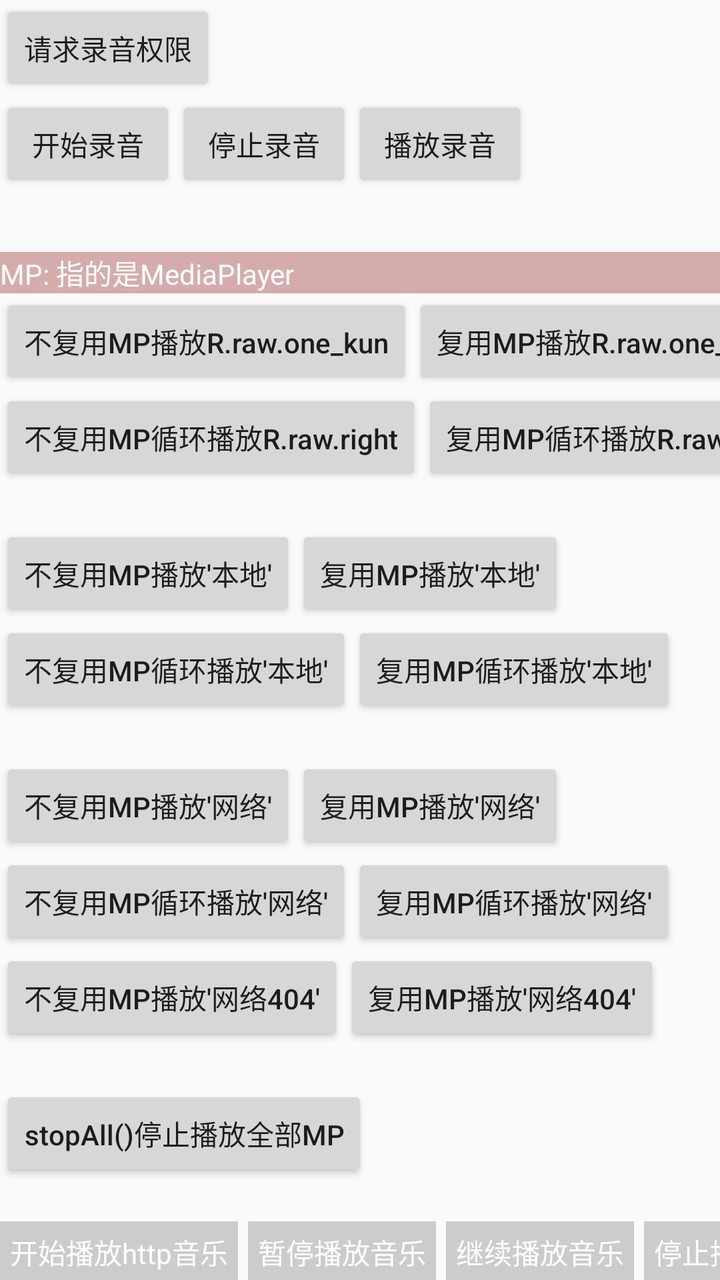
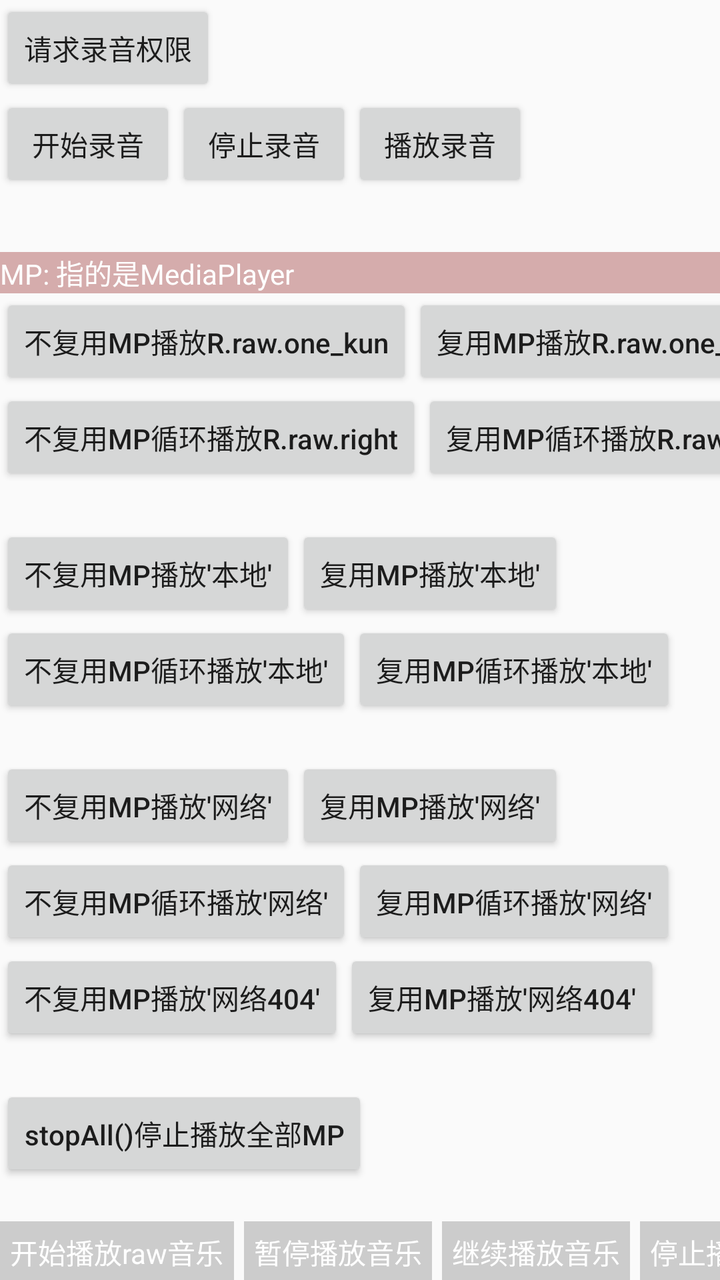

An Android layout rendered at two revisions. The XML below is the earlier revision; the diff shows what the commit changed to produce the second picture.
<!-- AndroidManifest.xml: application theme AppTheme -->
<!-- res/layout/activity_audio_media.xml -->
<?xml version="1.0" encoding="utf-8"?>
<androidx.core.widget.NestedScrollView xmlns:android="http://schemas.android.com/apk/res/android"
    xmlns:app="http://schemas.android.com/apk/res-auto"
    xmlns:tools="http://schemas.android.com/tools"
    android:layout_width="match_parent"
    android:layout_height="match_parent"
    tools:context=".activity.AudioMediaActivity">

    <androidx.constraintlayout.widget.ConstraintLayout
        android:layout_width="match_parent"
        android:layout_height="match_parent">

        <Button
            android:id="@+id/btn_permission"
            android:layout_width="wrap_content"
            android:layout_height="wrap_content"
            android:onClick="onViewClicked"
            android:text="请求录音权限"
            android:transitionName="btnTest"
            app:layout_constraintStart_toStartOf="parent"
            app:layout_constraintTop_toTopOf="parent" />

        <Button
            android:id="@+id/btn_start_record"
            android:layout_width="wrap_content"
            android:layout_height="wrap_content"
            android:onClick="onViewClicked"
            android:text="开始录音"
            app:layout_constraintStart_toStartOf="parent"
            app:layout_constraintTop_toBottomOf="@id/btn_permission" />

        <Button
            android:id="@+id/btn_stop_record"
            android:layout_width="wrap_content"
            android:layout_height="wrap_content"
            android:onClick="onViewClicked"
            android:text="停止录音"
            app:layout_constraintStart_toEndOf="@id/btn_start_record"
            app:layout_constraintTop_toTopOf="@id/btn_start_record" />

        <Button
            android:id="@+id/btn_play_record"
            android:layout_width="wrap_content"
            android:layout_height="wrap_content"
            android:onClick="onViewClicked"
            android:text="播放录音"
            app:layout_constraintStart_toEndOf="@id/btn_stop_record"
            app:layout_constraintTop_toTopOf="@id/btn_start_record" />


        <androidx.appcompat.widget.AppCompatTextView
            android:id="@+id/tv0"
            android:layout_width="match_parent"
            android:layout_height="wrap_content"
            android:layout_marginTop="30dp"
            android:background="@color/red_trans_CC99"
            android:text="MP: 指的是MediaPlayer"
            android:textColor="@color/white"
            app:layout_constraintTop_toBottomOf="@id/btn_play_record" />

        <Button
            android:id="@+id/btn_start_play_raw0"
            android:layout_width="wrap_content"
            android:layout_height="wrap_content"
            android:onClick="onViewClicked"
            android:text="不复用MP播放R.raw.one_kun"
            app:layout_constraintStart_toStartOf="parent"
            app:layout_constraintTop_toBottomOf="@id/tv0" />

        <Button
            android:id="@+id/btn_start_play_raw1"
            android:layout_width="wrap_content"
            android:layout_height="wrap_content"
            android:onClick="onViewClicked"
            android:text="复用MP播放R.raw.one_kun"
            app:layout_constraintStart_toEndOf="@id/btn_start_play_raw0"
            app:layout_constraintTop_toTopOf="@id/btn_start_play_raw0" />

        <Button
            android:id="@+id/btn_start_play_raw2"
            android:layout_width="wrap_content"
            android:layout_height="wrap_content"
            android:onClick="onViewClicked"
            android:text="不复用MP循环播放R.raw.right"
            app:layout_constraintStart_toStartOf="parent"
            app:layout_constraintTop_toBottomOf="@id/btn_start_play_raw0" />

        <Button
            android:id="@+id/btn_start_play_raw3"
            android:layout_width="wrap_content"
            android:layout_height="wrap_content"
            android:onClick="onViewClicked"
            android:text="复用MP循环播放R.raw.right"
            app:layout_constraintStart_toEndOf="@id/btn_start_play_raw2"
            app:layout_constraintTop_toTopOf="@id/btn_start_play_raw2" />

        <Button
            android:id="@+id/btn_start_play_local0"
            android:layout_width="wrap_content"
            android:layout_height="wrap_content"
            android:layout_marginTop="20dp"
            android:onClick="onViewClicked"
            android:text="不复用MP播放'本地'"
            app:layout_constraintStart_toStartOf="parent"
            app:layout_constraintTop_toBottomOf="@id/btn_start_play_raw2" />

        <Button
            android:id="@+id/btn_start_play_local1"
            android:layout_width="wrap_content"
            android:layout_height="wrap_content"
            android:onClick="onViewClicked"
            android:text="复用MP播放'本地'"
            app:layout_constraintStart_toEndOf="@id/btn_start_play_local0"
            app:layout_constraintTop_toTopOf="@id/btn_start_play_local0" />

        <Button
            android:id="@+id/btn_start_play_local2"
            android:layout_width="wrap_content"
            android:layout_height="wrap_content"
            android:onClick="onViewClicked"
            android:text="不复用MP循环播放'本地'"
            app:layout_constraintStart_toStartOf="parent"
            app:layout_constraintTop_toBottomOf="@id/btn_start_play_local0" />

        <Button
            android:id="@+id/btn_start_play_local3"
            android:layout_width="wrap_content"
            android:layout_height="wrap_content"
            android:onClick="onViewClicked"
            android:text="复用MP循环播放'本地'"
            app:layout_constraintStart_toEndOf="@id/btn_start_play_local2"
            app:layout_constraintTop_toTopOf="@id/btn_start_play_local2" />

        <Button
            android:id="@+id/btn_start_play_net0"
            android:layout_width="wrap_content"
            android:layout_height="wrap_content"
            android:layout_marginTop="20dp"
            android:onClick="onViewClicked"
            android:text="不复用MP播放'网络'"
            app:layout_constraintStart_toStartOf="parent"
            app:layout_constraintTop_toBottomOf="@id/btn_start_play_local2" />

        <Button
            android:id="@+id/btn_start_play_net1"
            android:layout_width="wrap_content"
            android:layout_height="wrap_content"
            android:onClick="onViewClicked"
            android:text="复用MP播放'网络'"
            app:layout_constraintStart_toEndOf="@id/btn_start_play_net0"
            app:layout_constraintTop_toTopOf="@id/btn_start_play_net0" />

        <Button
            android:id="@+id/btn_start_play_net2"
            android:layout_width="wrap_content"
            android:layout_height="wrap_content"
            android:onClick="onViewClicked"
            android:text="不复用MP循环播放'网络'"
            app:layout_constraintStart_toStartOf="parent"
            app:layout_constraintTop_toBottomOf="@id/btn_start_play_net0" />

        <Button
            android:id="@+id/btn_start_play_net3"
            android:layout_width="wrap_content"
            android:layout_height="wrap_content"
            android:onClick="onViewClicked"
            android:text="复用MP循环播放'网络'"
            app:layout_constraintStart_toEndOf="@id/btn_start_play_net2"
            app:layout_constraintTop_toTopOf="@id/btn_start_play_net2" />

        <Button
            android:id="@+id/btn_start_play_net_404_0"
            android:layout_width="wrap_content"
            android:layout_height="wrap_content"
            android:onClick="onViewClicked"
            android:text="不复用MP播放'网络404'"
            app:layout_constraintStart_toStartOf="parent"
            app:layout_constraintTop_toBottomOf="@id/btn_start_play_net2" />

        <Button
            android:id="@+id/btn_start_play_net_404_1"
            android:layout_width="wrap_content"
            android:layout_height="wrap_content"
            android:onClick="onViewClicked"
            android:text="复用MP播放'网络404'"
            app:layout_constraintStart_toEndOf="@id/btn_start_play_net_404_0"
            app:layout_constraintTop_toTopOf="@id/btn_start_play_net_404_0" />

        <Button
            android:id="@+id/btn_release_all"
            android:layout_width="wrap_content"
            android:layout_height="wrap_content"
            android:layout_marginTop="20dp"
            android:onClick="onViewClicked"
            android:text="stopAll()停止播放全部MP"
            app:layout_constraintStart_toStartOf="parent"
            app:layout_constraintTop_toBottomOf="@id/btn_start_play_net_404_0" />


        <androidx.appcompat.widget.AppCompatTextView
            android:id="@+id/btn_start_play"
            android:layout_width="wrap_content"
            android:layout_height="wrap_content"
            android:layout_marginTop="20dp"
            android:background="@color/grey_CCC"
            android:gravity="center"
            android:onClick="onViewClicked"
            android:padding="5dp"
            android:text="开始播放http音乐"
            android:textColor="@color/white"
            app:layout_constraintStart_toStartOf="parent"
            app:layout_constraintTop_toBottomOf="@id/btn_release_all" />

        <androidx.appcompat.widget.AppCompatTextView
            android:id="@+id/btn_pause_play"
            android:layout_width="wrap_content"
            android:layout_height="wrap_content"
            android:layout_marginStart="5dp"
            android:background="@color/grey_CCC"
            android:gravity="center"
            android:onClick="onViewClicked"
            android:padding="5dp"
            android:text="暂停播放音乐"
            android:textColor="@color/white"
            app:layout_constraintStart_toEndOf="@id/btn_start_play"
            app:layout_constraintTop_toTopOf="@id/btn_start_play" />

        <androidx.appcompat.widget.AppCompatTextView
            android:id="@+id/btn_continue_play"
            android:layout_width="wrap_content"
            android:layout_height="wrap_content"
            android:layout_marginStart="5dp"
            android:background="@color/grey_CCC"
            android:gravity="center"
            android:onClick="onViewClicked"
            android:padding="5dp"
            android:text="继续播放音乐"
            android:textColor="@color/white"
            app:layout_constraintStart_toEndOf="@id/btn_pause_play"
            app:layout_constraintTop_toTopOf="@id/btn_start_play" />

        <androidx.appcompat.widget.AppCompatTextView
            android:id="@+id/btn_stop_play"
            android:layout_width="wrap_content"
            android:layout_height="wrap_content"
            android:layout_marginStart="5dp"
            android:background="@color/grey_CCC"
            android:gravity="center"
            android:onClick="onViewClicked"
            android:padding="5dp"
            android:text="停止播放音乐"
            android:textColor="@color/white"
            app:layout_constraintStart_toEndOf="@id/btn_continue_play"
            app:layout_constraintTop_toTopOf="@id/btn_start_play" />

        <androidx.appcompat.widget.AppCompatTextView
            android:id="@+id/tv2"
            android:layout_width="wrap_content"
            android:layout_height="wrap_content"
            android:padding="5dp"
            android:text="播放速度系数:"
            app:layout_constraintStart_toStartOf="parent"
            app:layout_constraintTop_toBottomOf="@id/btn_start_play" />

        <androidx.appcompat.widget.AppCompatSeekBar
            android:id="@+id/seek_bar_speed"
            android:layout_width="0dp"
            android:layout_height="wrap_content"
            android:max="6491"
            android:min="10"
            android:progress="1000"
            app:layout_constraintBottom_toBottomOf="@id/tv2"
            app:layout_constraintEnd_toEndOf="parent"
            app:layout_constraintStart_toEndOf="@id/tv2"
            app:layout_constraintTop_toTopOf="@id/tv2" />

        <androidx.appcompat.widget.AppCompatEditText
            android:id="@+id/et_content"
            android:layout_width="match_parent"
            android:layout_height="wrap_content"
            android:layout_marginTop="15dp"
            android:hint="请输入要读取的内容"
            android:text="I have an eraser.\n我有块橡皮。"
            app:layout_constraintTop_toBottomOf="@id/tv2" />

        <Button
            android:id="@+id/btn_tts_play"
            android:layout_width="wrap_content"
            android:layout_height="wrap_content"
            android:onClick="onViewClicked"
            android:text="系统Tts播放输入的内容"
            app:layout_constraintStart_toStartOf="parent"
            app:layout_constraintTop_toBottomOf="@id/et_content" />

        <Button
            android:id="@+id/btn_tts_stop"
            android:layout_width="wrap_content"
            android:layout_height="wrap_content"
            android:onClick="onViewClicked"
            android:text="停止Tts"
            app:layout_constraintStart_toEndOf="@id/btn_tts_play"
            app:layout_constraintTop_toTopOf="@id/btn_tts_play" />
    </androidx.constraintlayout.widget.ConstraintLayout>
</androidx.core.widget.NestedScrollView>
<!-- resources referenced by this layout -->
<resources>
  <color name="grey_CCC">#CCC</color>
  <color name="red_trans_CC99">#CC99</color>
  <color name="white">#fff</color>
  <style name="AppTheme" parent="NoActionBar">
          <item name="windowActionBar">true</item>
          <item name="windowNoTitle">false</item>
      </style>
  <style name="NoActionBar" parent="AppThemeForMyAndroidFrameWork">
          
          <item name="colorPrimary">@color/colorPrimary</item>
          <item name="colorPrimaryDark">@color/colorPrimaryDark</item>
          <item name="colorAccent">@color/colorAccent</item>
      </style>
  <style name="AppThemeForMyAndroidFrameWork" parent="Theme.AppCompat.Light.NoActionBar">
          
          
  
          
          
          
  
          
          <item name="android:textAllCaps">false</item>
      </style>
  <color name="colorPrimary">#008577</color>
  <color name="colorPrimaryDark">#00574B</color>
  <color name="colorAccent">#D81B60</color>
</resources>

<!-- the commit's change to res/layout/activity_audio_media.xml (unified diff, before → after) -->
@@ -198,7 +198,63 @@
 
 
         <androidx.appcompat.widget.AppCompatTextView
-            android:id="@+id/btn_start_play"
+            android:id="@+id/btn_start_play_raw"
+            android:layout_width="wrap_content"
+            android:layout_height="wrap_content"
+            android:layout_marginTop="20dp"
+            android:background="@color/grey_CCC"
+            android:gravity="center"
+            android:onClick="onViewClicked"
+            android:padding="5dp"
+            android:text="开始播放raw音乐"
+            android:textColor="@color/white"
+            app:layout_constraintStart_toStartOf="parent"
+            app:layout_constraintTop_toBottomOf="@id/btn_release_all" />
+
+        <androidx.appcompat.widget.AppCompatTextView
+            android:id="@+id/btn_pause_play_raw"
+            android:layout_width="wrap_content"
+            android:layout_height="wrap_content"
+            android:layout_marginStart="5dp"
+            android:background="@color/grey_CCC"
+            android:gravity="center"
+            android:onClick="onViewClicked"
+            android:padding="5dp"
+            android:text="暂停播放音乐"
+            android:textColor="@color/white"
+            app:layout_constraintStart_toEndOf="@id/btn_start_play_raw"
+            app:layout_constraintTop_toTopOf="@id/btn_start_play_raw" />
+
+        <androidx.appcompat.widget.AppCompatTextView
+            android:id="@+id/btn_continue_play_raw"
+            android:layout_width="wrap_content"
+            android:layout_height="wrap_content"
+            android:layout_marginStart="5dp"
+            android:background="@color/grey_CCC"
+            android:gravity="center"
+            android:onClick="onViewClicked"
+            android:padding="5dp"
+            android:text="继续播放音乐"
+            android:textColor="@color/white"
+            app:layout_constraintStart_toEndOf="@id/btn_pause_play_raw"
+            app:layout_constraintTop_toTopOf="@id/btn_start_play_raw" />
+
+        <androidx.appcompat.widget.AppCompatTextView
+            android:id="@+id/btn_stop_play_raw"
+            android:layout_width="wrap_content"
+            android:layout_height="wrap_content"
+            android:layout_marginStart="5dp"
+            android:background="@color/grey_CCC"
+            android:gravity="center"
+            android:onClick="onViewClicked"
+            android:padding="5dp"
+            android:text="停止播放音乐"
+            android:textColor="@color/white"
+            app:layout_constraintStart_toEndOf="@id/btn_continue_play_raw"
+            app:layout_constraintTop_toTopOf="@id/btn_start_play_raw" />
+
+        <androidx.appcompat.widget.AppCompatTextView
+            android:id="@+id/btn_start_play_http"
             android:layout_width="wrap_content"
             android:layout_height="wrap_content"
             android:layout_marginTop="20dp"
@@ -209,10 +265,10 @@
             android:text="开始播放http音乐"
             android:textColor="@color/white"
             app:layout_constraintStart_toStartOf="parent"
-            app:layout_constraintTop_toBottomOf="@id/btn_release_all" />
-
-        <androidx.appcompat.widget.AppCompatTextView
-            android:id="@+id/btn_pause_play"
+            app:layout_constraintTop_toBottomOf="@id/btn_start_play_raw" />
+
+        <androidx.appcompat.widget.AppCompatTextView
+            android:id="@+id/btn_pause_play_http"
             android:layout_width="wrap_content"
             android:layout_height="wrap_content"
             android:layout_marginStart="5dp"
@@ -222,11 +278,11 @@
             android:padding="5dp"
             android:text="暂停播放音乐"
             android:textColor="@color/white"
-            app:layout_constraintStart_toEndOf="@id/btn_start_play"
-            app:layout_constraintTop_toTopOf="@id/btn_start_play" />
-
-        <androidx.appcompat.widget.AppCompatTextView
-            android:id="@+id/btn_continue_play"
+            app:layout_constraintStart_toEndOf="@id/btn_start_play_http"
+            app:layout_constraintTop_toTopOf="@id/btn_start_play_http" />
+
+        <androidx.appcompat.widget.AppCompatTextView
+            android:id="@+id/btn_continue_play_http"
             android:layout_width="wrap_content"
             android:layout_height="wrap_content"
             android:layout_marginStart="5dp"
@@ -236,11 +292,11 @@
             android:padding="5dp"
             android:text="继续播放音乐"
             android:textColor="@color/white"
-            app:layout_constraintStart_toEndOf="@id/btn_pause_play"
-            app:layout_constraintTop_toTopOf="@id/btn_start_play" />
-
-        <androidx.appcompat.widget.AppCompatTextView
-            android:id="@+id/btn_stop_play"
+            app:layout_constraintStart_toEndOf="@id/btn_pause_play_http"
+            app:layout_constraintTop_toTopOf="@id/btn_start_play_http" />
+
+        <androidx.appcompat.widget.AppCompatTextView
+            android:id="@+id/btn_stop_play_http"
             android:layout_width="wrap_content"
             android:layout_height="wrap_content"
             android:layout_marginStart="5dp"
@@ -250,8 +306,8 @@
             android:padding="5dp"
             android:text="停止播放音乐"
             android:textColor="@color/white"
-            app:layout_constraintStart_toEndOf="@id/btn_continue_play"
-            app:layout_constraintTop_toTopOf="@id/btn_start_play" />
+            app:layout_constraintStart_toEndOf="@id/btn_continue_play_http"
+            app:layout_constraintTop_toTopOf="@id/btn_start_play_http" />
 
         <androidx.appcompat.widget.AppCompatTextView
             android:id="@+id/tv2"
@@ -260,7 +316,7 @@
             android:padding="5dp"
             android:text="播放速度系数:"
             app:layout_constraintStart_toStartOf="parent"
-            app:layout_constraintTop_toBottomOf="@id/btn_start_play" />
+            app:layout_constraintTop_toBottomOf="@id/btn_start_play_http" />
 
         <androidx.appcompat.widget.AppCompatSeekBar
             android:id="@+id/seek_bar_speed"
